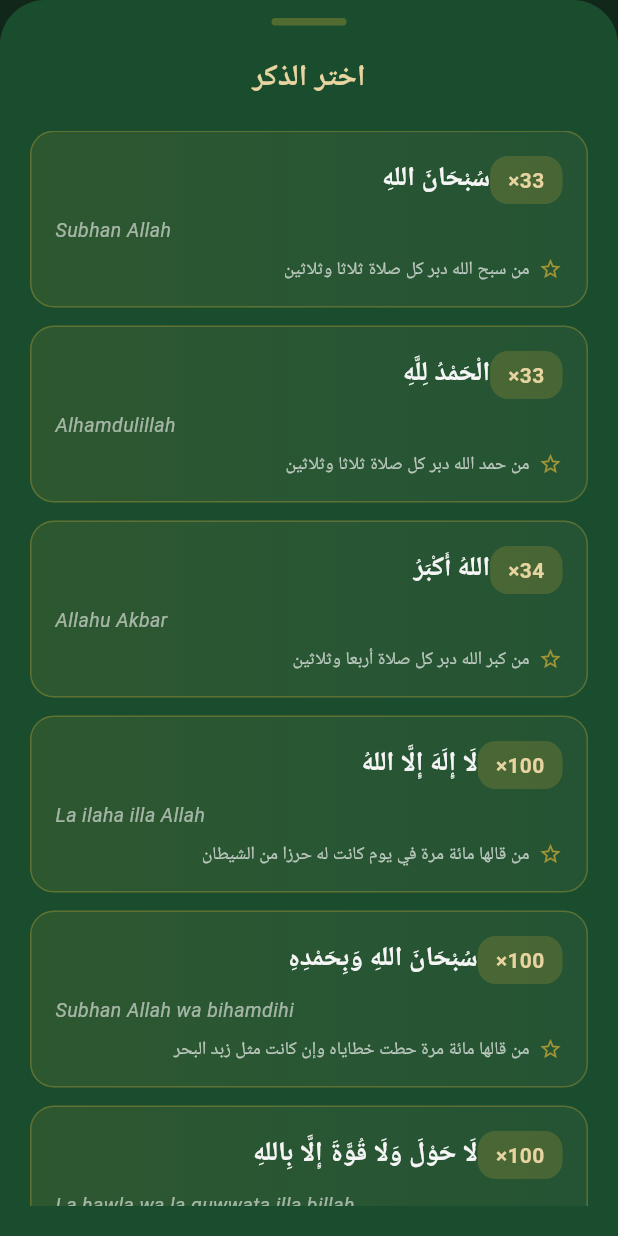
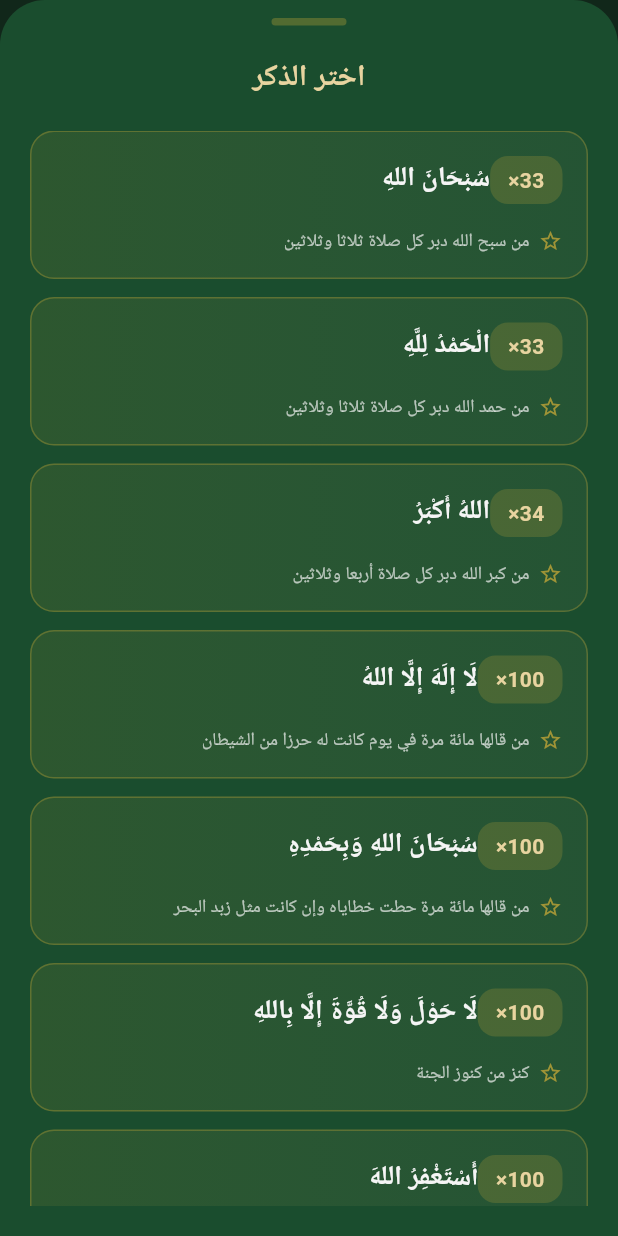
Before and after one commit to MahmoudElhenawy/sakina, a Flutter app: the TasbihScreen screen opened directly, after a tap on "اختيار ذكر آخر", on a phone screen of 412 x 824 dp. Run offline on Flutter 3.47's test engine with Material 3 defaults, Android fonts, the phone set to English and light mode, and no system bars; our stand-ins replace adhan, equatable, flutter_bloc, flutter_svg, geolocator, go_router; missing offline and left inert: flutter_qiblah.

Commit message:
resolve error in tasbih screen

```diff
--- /dev/null
+++ b/lib/core/utils/app_system_ui.dart
@@ -0,0 +1,17 @@
+import 'package:flutter/services.dart';
+import 'package:sakina/core/utils/constant.dart';
+
+class AppSystemUI {
+  static void init() {
+    SystemChrome.setEnabledSystemUIMode(SystemUiMode.edgeToEdge);
+
+    SystemChrome.setSystemUIOverlayStyle(
+      const SystemUiOverlayStyle(
+        statusBarColor: AppColors.cardBackground,
+        statusBarIconBrightness: Brightness.light,
+        statusBarBrightness: Brightness.dark,
+        systemNavigationBarIconBrightness: Brightness.light,
+      ),
+    );
+  }
+}
--- a/lib/features/Prayer _Times/screens/prayer_time_screen.dart
+++ b/lib/features/Prayer _Times/screens/prayer_time_screen.dart
@@ -12,6 +12,8 @@ class PrayerTimeScreen extends StatelessWidget {
     return BlocProvider(
       create: (_) => PrayerTimeCubit()..loadPrayerTimes(),
       child: Scaffold(
+        extendBody: true,
+
         backgroundColor: AppColors.cardBackground.withOpacity(0.95),
         appBar: AppBar(
           elevation: 0,
--- a/lib/features/drawer/controller/tasbih_cubit.dart
+++ b/lib/features/drawer/controller/tasbih_cubit.dart
@@ -42,82 +42,65 @@ class TasbihState {
 
 class ZekrType {
   final String arabic;
-  final String transliteration;
   final int target;
   final String? reward;
 
-  ZekrType({
-    required this.arabic,
-    required this.transliteration,
-    required this.target,
-    this.reward,
-  });
+  ZekrType({required this.arabic, required this.target, this.reward});
 
   static List<ZekrType> getAllAzkar() {
     return [
       ZekrType(
         arabic: 'سُبْحَانَ اللهِ',
-        transliteration: 'Subhan Allah',
         target: 33,
         reward: 'من سبح الله دبر كل صلاة ثلاثا وثلاثين',
       ),
       ZekrType(
         arabic: 'الْحَمْدُ لِلَّهِ',
-        transliteration: 'Alhamdulillah',
         target: 33,
         reward: 'من حمد الله دبر كل صلاة ثلاثا وثلاثين',
       ),
       ZekrType(
         arabic: 'اللهُ أَكْبَرُ',
-        transliteration: 'Allahu Akbar',
         target: 34,
         reward: 'من كبر الله دبر كل صلاة أربعا وثلاثين',
       ),
       ZekrType(
         arabic: 'لَا إِلَهَ إِلَّا اللهُ',
-        transliteration: 'La ilaha illa Allah',
         target: 100,
         reward: 'من قالها مائة مرة في يوم كانت له حرزا من الشيطان',
       ),
       ZekrType(
         arabic: 'سُبْحَانَ اللهِ وَبِحَمْدِهِ',
-        transliteration: 'Subhan Allah wa bihamdihi',
         target: 100,
         reward: 'من قالها مائة مرة حطت خطاياه وإن كانت مثل زبد البحر',
       ),
       ZekrType(
         arabic: 'لَا حَوْلَ وَلَا قُوَّةَ إِلَّا بِاللهِ',
-        transliteration: 'La hawla wa la quwwata illa billah',
         target: 100,
         reward: 'كنز من كنوز الجنة',
       ),
       ZekrType(
         arabic: 'أَسْتَغْفِرُ اللهَ',
-        transliteration: 'Astaghfirullah',
         target: 100,
         reward: 'من استغفر الله مائة مرة في اليوم',
       ),
       ZekrType(
         arabic: 'سُبْحَانَ اللهِ الْعَظِيمِ وَبِحَمْدِهِ',
-        transliteration: 'Subhan Allahil Azeem wa bihamdihi',
         target: 10,
         reward: 'غرست له نخلة في الجنة',
       ),
       ZekrType(
         arabic: 'لَا إِلَهَ إِلَّا اللهُ وَحْدَهُ لَا شَرِيكَ لَهُ',
-        transliteration: 'La ilaha illa Allahu wahdahu la sharika lah',
         target: 10,
         reward: 'كانت له عدل عشر رقاب',
       ),
       ZekrType(
         arabic: 'اللَّهُمَّ صَلِّ وَسَلِّمْ عَلَى نَبِيِّنَا مُحَمَّد',
-        transliteration: 'Allahumma salli wa sallim ala nabiyyina Muhammad',
         target: 10,
         reward: 'من صلى علي صلاة صلى الله عليه بها عشرا',
       ),
       ZekrType(
         arabic: 'حَسْبِيَ اللهُ لَا إِلَهَ إِلَّا هُوَ',
-        transliteration: 'Hasbiyallahu la ilaha illa huwa',
         target: 7,
         reward: 'من قالها كفاه الله ما أهمه',
       ),
--- a/lib/features/drawer/screens/tasbih_screen.dart
+++ b/lib/features/drawer/screens/tasbih_screen.dart
@@ -7,12 +7,13 @@ import 'package:sakina/features/drawer/widgets/tasbih_body.dart';
 
 class TasbihScreen extends StatelessWidget {
   const TasbihScreen({super.key});
-
   @override
   Widget build(BuildContext context) {
     return BlocProvider(
       create: (_) => TasbihCubit(),
-      child: Scaffold(
+      child: Builder(
+        builder: (context) {
+          return Scaffold(
             backgroundColor: AppColors.cardBackground.withOpacity(0.95),
             appBar: AppBar(
               elevation: 0,
@@ -34,6 +35,8 @@ class TasbihScreen extends StatelessWidget {
               ],
             ),
             body: const TasbihBody(),
+          );
+        },
       ),
     );
   }
--- a/lib/features/drawer/widgets/azkar_bottom_sheet.dart
+++ b/lib/features/drawer/widgets/azkar_bottom_sheet.dart
@@ -119,15 +119,7 @@ class AzkarBottomSheet extends StatelessWidget {
               ],
             ),
             const SizedBox(height: 8),
-            Text(
-              zekr.transliteration,
-              textAlign: TextAlign.right,
-              style: TextStyle(
-                fontSize: 13,
-                color: AppColors.textPrimary.withOpacity(0.6),
-                fontStyle: FontStyle.italic,
-              ),
-            ),
+
             if (zekr.reward != null) ...[
               const SizedBox(height: 8),
               Row(
--- a/lib/features/drawer/widgets/selected_zekr.dart
+++ b/lib/features/drawer/widgets/selected_zekr.dart
@@ -67,15 +67,6 @@ class SelectedZekr extends StatelessWidget {
             ),
           ),
           const SizedBox(height: 8),
-          Text(
-            state.selectedZekr!.transliteration,
-            textAlign: TextAlign.center,
-            style: TextStyle(
-              fontSize: 14,
-              color: AppColors.textPrimary.withOpacity(0.7),
-              fontStyle: FontStyle.italic,
-            ),
-          ),
         ],
       ),
     );
--- a/lib/main.dart
+++ b/lib/main.dart
@@ -1,22 +1,11 @@
 import 'package:flutter/material.dart';
-import 'package:flutter/services.dart';
 import 'package:sakina/core/utils/app_routers.dart';
 import 'package:flutter_localizations/flutter_localizations.dart';
-import 'package:sakina/core/utils/constant.dart';
+import 'package:sakina/core/utils/app_system_ui.dart';
 
 void main() async {
   WidgetsFlutterBinding.ensureInitialized();
-
-  SystemChrome.setEnabledSystemUIMode(SystemUiMode.edgeToEdge);
-
-  SystemChrome.setSystemUIOverlayStyle(
-    const SystemUiOverlayStyle(
-      statusBarColor: AppColors.cardBackground,
-      statusBarIconBrightness: Brightness.light,
-      statusBarBrightness: Brightness.dark,
-      systemNavigationBarIconBrightness: Brightness.light,
-    ),
-  );
+  AppSystemUI.init();
   runApp(const Sakina());
 }
 
```
Lines whose indentation alone changed are shown as unchanged.
